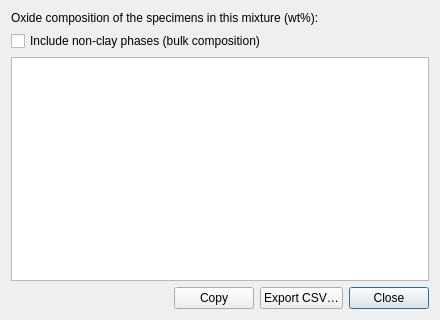
Above: src/mudlab/ui/composition.ui from Parthasarathi-Ghosh/MudLab2 before the change. Below: the same form after it.
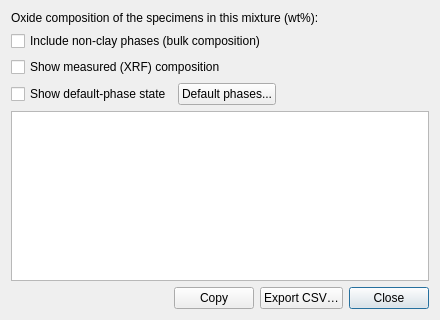
That is the form after the change.

Commit message: Measured (XRF) composition: import it, and compare it with the model

```diff
--- a/src/mudlab/ui/composition.ui
+++ b/src/mudlab/ui/composition.ui
@@ -34,6 +34,53 @@
      </property>
     </widget>
    </item>
+   <item>
+    <widget class="QCheckBox" name="chk_measured">
+     <property name="toolTip">
+      <string>Add a column with the measured (XRF) analysis imported through Data -&gt; Import composition, normalised to 100% so it is directly comparable. Disabled when the project has no measured composition.</string>
+     </property>
+     <property name="text">
+      <string>Show measured (XRF) composition</string>
+     </property>
+    </widget>
+   </item>
+   <item>
+    <layout class="QHBoxLayout" name="defaultRow">
+     <item>
+      <widget class="QCheckBox" name="chk_default">
+       <property name="toolTip">
+        <string>Add, for each specimen, the composition the mixture would have if every phase were still in its shipped default state - weighted by the fractions the fit found. Shows what refinement did to the chemistry. Needs the default phases to be stated first.</string>
+       </property>
+       <property name="text">
+        <string>Show default-phase state</string>
+       </property>
+      </widget>
+     </item>
+     <item>
+      <widget class="QPushButton" name="btn_default_phases">
+       <property name="text">
+        <string>Default phases...</string>
+       </property>
+       <property name="toolTip">
+        <string>State which built-in default phase each phase started as. Required for the default-state comparison, and remembered with the project.</string>
+       </property>
+      </widget>
+     </item>
+     <item>
+      <spacer name="defaultSpacer">
+       <property name="orientation">
+        <enum>Qt::Horizontal</enum>
+       </property>
+       <property name="sizeHint" stdset="0">
+        <size>
+         <width>40</width>
+         <height>20</height>
+        </size>
+       </property>
+      </spacer>
+     </item>
+    </layout>
+   </item>
    <item>
     <widget class="QTableWidget" name="tbl_composition">
      <property name="editTriggers">
```
The commit also changes 23 other files.
